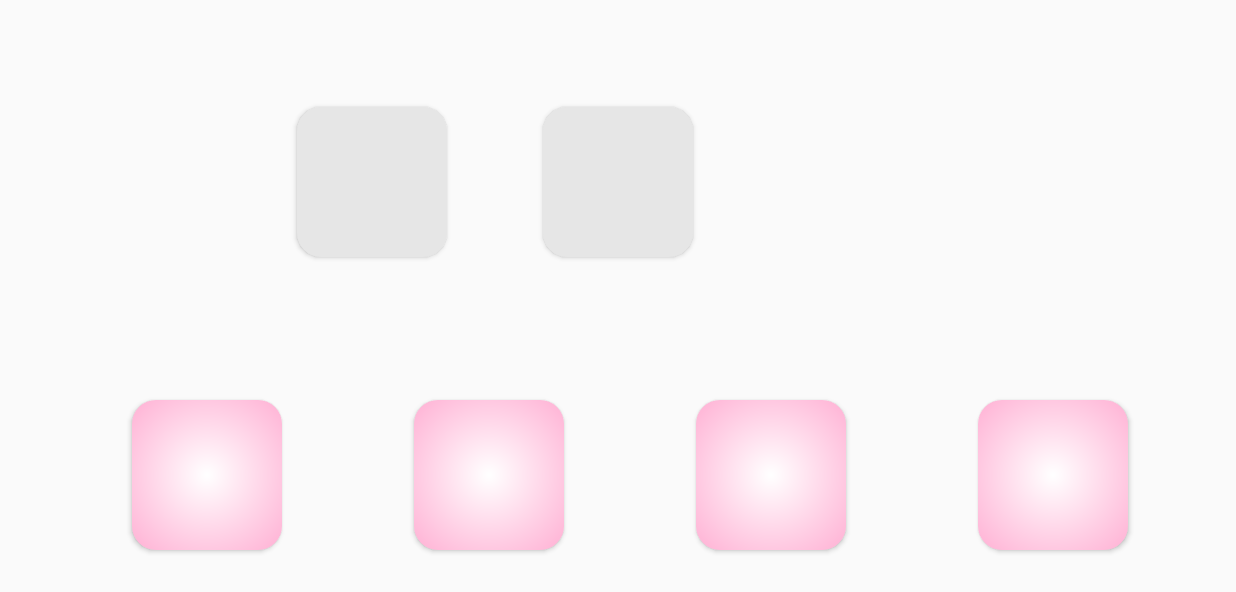
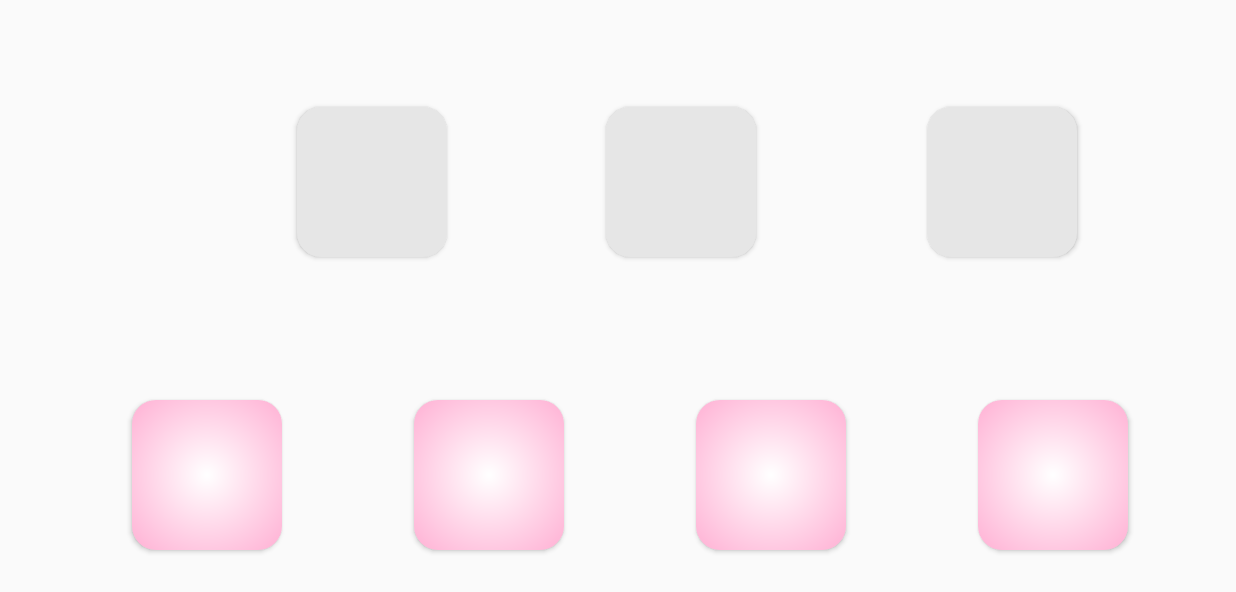
Before and after one commit to Mantykora/Syllable, an Android app: the SyllableActivity screen opened directly, with no data from a screen before it, on a phone screen of 824 x 412 dp (held sideways). Shown: the top 592 px of the screen. Run offline under Robolectric (Android 15) with nearby library versions, the phone set to English and light mode, and no system bars; 11 statements that could not run were skipped.

Commit message:
feat: add words with 3 syllables

```diff
--- a/app/src/main/java/eu/mantykora/sylaby/SyllableActivity.kt
+++ b/app/src/main/java/eu/mantykora/sylaby/SyllableActivity.kt
@@ -29,6 +29,7 @@ import java.util.*
 class SyllableActivity : AppCompatActivity(), TextToSpeech.OnInitListener {
     val placeDimensions1: IntArray = intArrayOf(0, 0)
     val placeDimensions2: IntArray = intArrayOf(0, 0)
+    val placeDimensions3: IntArray = intArrayOf(0, 0)
 
     val booleanArray = arrayOf(false, false, false, false)
     val isFreeBooleanArray = arrayOf(true, true)
@@ -113,7 +114,7 @@ class SyllableActivity : AppCompatActivity(), TextToSpeech.OnInitListener {
         var rawInt = 0
         when (difficulty) {
             1 -> rawInt = R.raw.level_data1
-            2 -> Log.d("syllableActivity", "2")
+            2 -> rawInt = R.raw.level_data2
             3 -> Log.d("syllableActivity", "3")
         }
 
@@ -142,6 +143,7 @@ class SyllableActivity : AppCompatActivity(), TextToSpeech.OnInitListener {
 
                 placeHolder1.getLocationInWindow(placeDimensions1)
                 placeHolder2.getLocationInWindow(placeDimensions2)
+                placeHolder3.getLocationInWindow(placeDimensions3)
 
                 syllable1.getLocationInWindow(syllableDimensions1)
                 syllable2.getLocationInWindow(syllableDimensions2)
@@ -160,7 +162,8 @@ class SyllableActivity : AppCompatActivity(), TextToSpeech.OnInitListener {
                 placeholders.addAll(
                         listOf(
                                Placeholder(0, placeDimensions1.get(0), placeDimensions1.get(1)),
-                                Placeholder(1, placeDimensions2.get(0), placeDimensions2.get(1))
+                                Placeholder(1, placeDimensions2.get(0), placeDimensions2.get(1)),
+                                Placeholder(2, placeDimensions3.get(0), placeDimensions3.get(1))
                         )
                 )
 
@@ -227,7 +230,9 @@ class SyllableActivity : AppCompatActivity(), TextToSpeech.OnInitListener {
         tts = TextToSpeech(this, this)
 
 
-
+        if (levelList[levelNumber].result.size < 3) {
+            placeHolder3.visibility = View.GONE
+        }
 
 
 
@@ -366,9 +371,15 @@ class SyllableActivity : AppCompatActivity(), TextToSpeech.OnInitListener {
         reversedResultList = levelList[levelNumber].resultReversed
         placeholders.get(0)
 
+        if (levelList[levelNumber].result.size < 3) {
+            placeholders.removeAt(2)
+            Log.d("placeholdersSze", placeholders.size.toString())
+        }
+
         placeholders.forEach {
            composedResult.add(it.syllableIndex)
         }
+
 
 
 
--- a/app/src/main/res/layout/activity_syllable.xml
+++ b/app/src/main/res/layout/activity_syllable.xml
@@ -33,13 +33,22 @@
     <Button
         android:id="@+id/placeHolder2"
         style="@style/button_style"
+        android:layout_marginStart="8dp"
+        android:layout_marginEnd="8dp"
         android:background="@drawable/placeholder_shape"
-        android:layout_marginEnd="8dp"
-        android:layout_marginStart="8dp"
-        app:layout_constraintEnd_toEndOf="parent"
-        app:layout_constraintHorizontal_bias="0.137"
+        app:layout_constraintEnd_toStartOf="@+id/placeHolder3"
         app:layout_constraintStart_toEndOf="@+id/placeHolder1"
         app:layout_constraintTop_toTopOf="@+id/placeHolder1" />
+
+    <Button
+        android:id="@+id/placeHolder3"
+        style="@style/button_style"
+        android:layout_marginStart="8dp"
+        android:layout_marginEnd="8dp"
+        android:background="@drawable/placeholder_shape"
+        app:layout_constraintEnd_toEndOf="parent"
+        app:layout_constraintStart_toEndOf="@+id/placeHolder2"
+        app:layout_constraintTop_toTopOf="@+id/placeHolder2" />
 
     <Button
         android:id="@+id/syllable1"
@@ -86,4 +95,5 @@
         app:layout_constraintEnd_toEndOf="parent"
         app:layout_constraintStart_toEndOf="@+id/syllable3"
         app:layout_constraintTop_toTopOf="@+id/syllable3" />
+
 </android.support.constraint.ConstraintLayout>
```
Also changed, not shown: app/src/main/res/raw/level_data2.json (added, +34 -0 lines).
